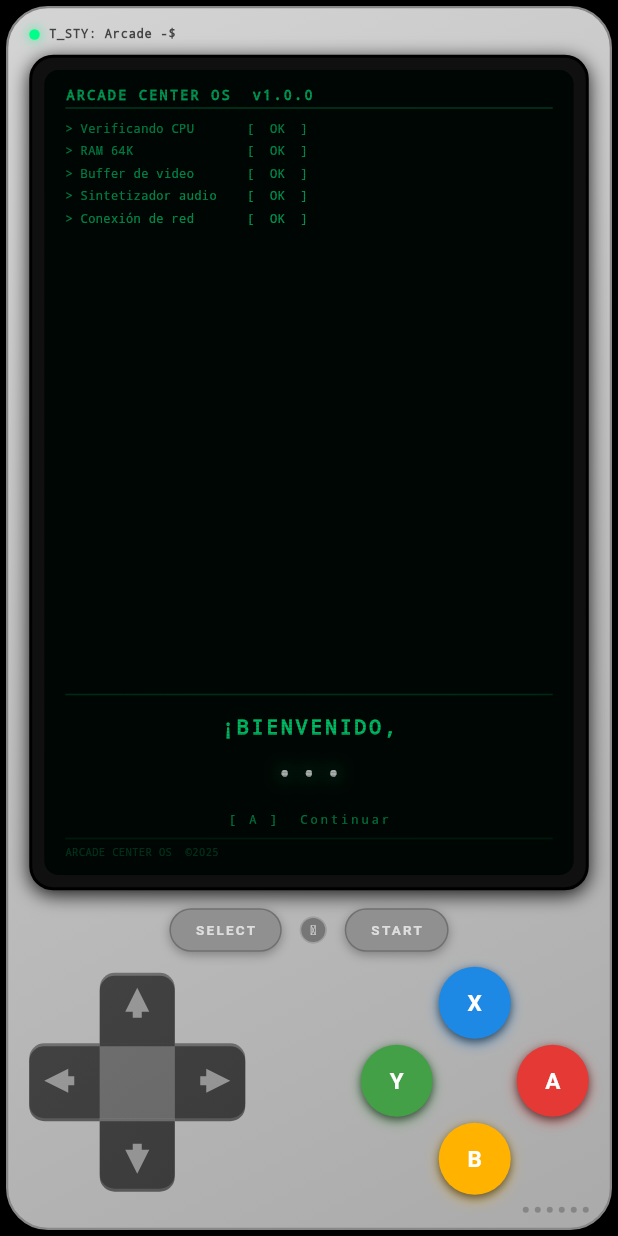
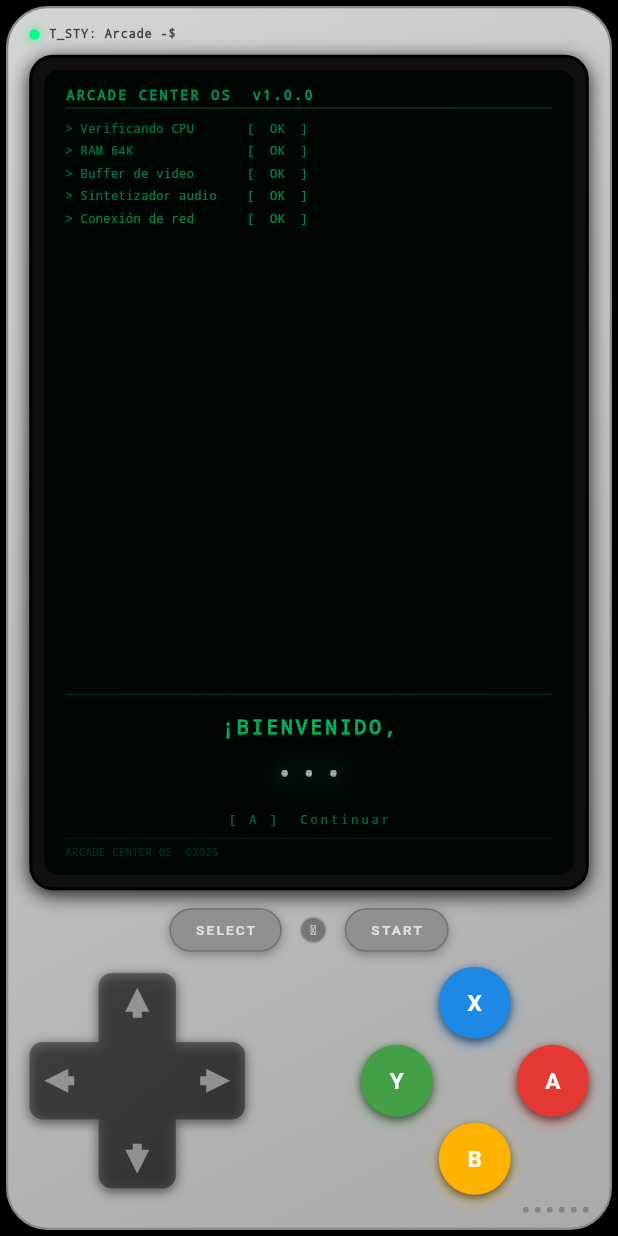
Before and after one commit to T-STY/T_STY_CLICK, a Flutter app: the ArcadeCenterScreen screen opened directly with empty values, after a tap on an icon or button, on a phone screen of 412 x 824 dp. Run offline on Flutter 3.47's test engine with Material 3 defaults, Android fonts, the phone set to English and light mode, and no system bars; our stand-ins replace cached_network_image, cloud_firestore, connectivity_plus, firebase_auth, firebase_core, firebase_remote_config and 9 more; missing offline and left inert: algolia, firebase_app_check, slide_to_act_reborn; accounts and stored records are empty; Roboto replaces fonts that are missing (Grodita); project files that could hold a hidden picture were left out.

Commit message:
fix: one-piece cross d-pad, remove colorful style, smarter bots
D-pad:
- Rewrite _CrossDPadPainter using Path.combine(PathOperation.union) on two
  rounded rectangles — produces a true one-piece cross shape with natural
  concave junctions at the arm intersections, matching real controller d-pads
- Per-arm highlight now uses canvas.clipPath(cross) so colour never bleeds
  outside the shape
- Remove DPadStyle enum, _ColorfulDPadPainter, and the DPAD STYLE settings
  group entirely (totalOpts 24→22, settingKeys 24→22)

Bots:
- Add 10-tick startup phase (alternates A / Start) to clear start screens
  before game-specific logic runs — stops bots dying on the title overlay
- Snake: replace simple right-loop with a 36-step rectangular-band pattern
  (right×14 → down×4 → left×14 → up×4) that survives much longer
- All other games: shift to t=tick-10 offset and tune intervals

https://claude.ai/code/session_0178a1dsTRKubJbXYPxsd2qx

```diff
--- a/lib/app/game/arcade_center_screen.dart
+++ b/lib/app/game/arcade_center_screen.dart
@@ -27,7 +27,6 @@ enum ColorTheme     { greenPhosphor, amberRetro, cyanCrypto, infernalRed }
 enum ButtonLayout   { snes, xbox, ps4 }
 enum ButtonDisplay  { solid, blackout, clear }
 enum AppLanguage   { spanish, english }
-enum DPadStyle     { classic, colorful }
 
 // Per-position button definition (label + color + underlying ArcadeButton)
 class _BtnDef {
@@ -201,7 +200,7 @@ class _ArcadeCenterScreenState extends State<ArcadeCenterScreen> {
   int _selectedIndex = 0;
   int _hubCategory = 1;   // 0=reciente, 1=biblioteca, 2=perfil, 3=config
   final ScrollController _carouselCtrl = ScrollController();
-  final List<GlobalKey> _settingKeys = List.generate(24, (_) => GlobalKey());
+  final List<GlobalKey> _settingKeys = List.generate(22, (_) => GlobalKey());
   int? _lastPlayedIndex;
   ArcadeGameDef? _activeGame;
   final List<int> _highScores = List.filled(12, 0);
@@ -216,7 +215,6 @@ class _ArcadeCenterScreenState extends State<ArcadeCenterScreen> {
   ButtonDisplay  _buttonDisplay  = ButtonDisplay.solid;
   int            _settingsCursor = 0;
   AppLanguage    _language       = AppLanguage.spanish;
-  DPadStyle      _dpadStyle      = DPadStyle.classic;
   bool _headerFocused = true;  // true = d-pad navigates category tabs; false = navigates content
 
   // Theme accent colour (used everywhere terminal-green currently is)
@@ -430,8 +428,6 @@ class _ArcadeCenterScreenState extends State<ArcadeCenterScreen> {
             orElse: () => oldBlackout ? ButtonDisplay.blackout : ButtonDisplay.solid);
         _language = AppLanguage.values.firstWhere(
             (e) => e.name == d['language'], orElse: () => AppLanguage.spanish);
-        _dpadStyle = DPadStyle.values.firstWhere(
-            (e) => e.name == d['dpadStyle'], orElse: () => DPadStyle.classic);
       });
       _applyOrientation();
     } catch (_) { _applyOrientation(); }
@@ -449,7 +445,6 @@ class _ArcadeCenterScreenState extends State<ArcadeCenterScreen> {
         'buttonLayout': _buttonLayout.name,
         'buttonDisplay': _buttonDisplay.name,
         'language': _language.name,
-        'dpadStyle': _dpadStyle.name,
       });
     } catch (_) {}
   }
@@ -485,9 +480,6 @@ class _ArcadeCenterScreenState extends State<ArcadeCenterScreen> {
         // LANGUAGE (20-21)
         case 20: _language = AppLanguage.spanish;
         case 21: _language = AppLanguage.english;
-        // DPAD STYLE (22-23)
-        case 22: _dpadStyle = DPadStyle.classic;
-        case 23: _dpadStyle = DPadStyle.colorful;
       }
     });
     _savePreferences();
@@ -520,8 +512,6 @@ class _ArcadeCenterScreenState extends State<ArcadeCenterScreen> {
       case 19: return _buttonDisplay == ButtonDisplay.clear;
       case 20: return _language == AppLanguage.spanish;
       case 21: return _language == AppLanguage.english;
-      case 22: return _dpadStyle == DPadStyle.classic;
-      case 23: return _dpadStyle == DPadStyle.colorful;
       default: return false;
     }
   }
@@ -541,7 +531,7 @@ class _ArcadeCenterScreenState extends State<ArcadeCenterScreen> {
     }
 
     if (_activeGame == null) {
-      const totalOpts = 24; // 3+7+4+3+3+2+2 = 24 settings rows
+      const totalOpts = 22; // 3+7+4+3+3+2 = 22 settings rows
 
       if (_headerFocused) {
         // ── Header level: L/R switches tab, DOWN enters content ─────────────
@@ -1620,10 +1610,6 @@ class _ArcadeCenterScreenState extends State<ArcadeCenterScreen> {
           opt('Español'),
           opt('English'),
         ]),
-        _settingGroup(_t('ESTILO DPAD', 'DPAD STYLE'), [
-          opt(_t('Clásico', 'Classic')),
-          opt(_t('Colorido', 'Colorful')),
-        ]),
         const SizedBox(height: 6),
         Row(children: [
           Text('▲▼ ${_t('navegar', 'navigate')}  ', style: TextStyle(
@@ -1877,8 +1863,7 @@ class _ArcadeCenterScreenState extends State<ArcadeCenterScreen> {
   Widget _buildDPad() => _ConsoleDPad(
       controller: _ctrl,
       joystick: _activeGame?.supportsDiagonal ?? false,
-      accent: _accent,
-      dpadStyle: _dpadStyle);
+      accent: _accent);
 
   Widget _buildABXYCluster({double size = 48.0}) {
     final btnSize = size;
@@ -1954,56 +1939,80 @@ class _HeroDemoGameState extends State<_HeroDemoGame> {
   }
 
   void _botPlay() {
-    // Release everything first
     for (final b in ArcadeButton.values) _bot.release(b);
+
+    // Phase 0 — alternate A / Start for the first 10 ticks to get past start screens
+    if (_tick <= 10) {
+      if (_tick % 2 == 0) _bot.press(ArcadeButton.a);
+      else _bot.press(ArcadeButton.start);
+      return;
+    }
+
+    final t = _tick - 10; // tick index after startup
     switch (widget.game.id) {
       case 'flappy':
-        if (_tick % 13 < 3) _bot.press(ArcadeButton.a);
-      case 'runner':
-        if (_tick % 18 < 3) _bot.press(ArcadeButton.a);
+        // Flap every ~7 ticks (840 ms) — steady rhythm keeps bird airborne
+        if (t % 7 < 2) _bot.press(ArcadeButton.a);
       case 'tetris':
-        final phase = _tick % 10;
-        if (phase < 2)      _bot.press(ArcadeButton.left);
-        else if (phase < 4) _bot.press(ArcadeButton.right);
-        else if (phase == 5) _bot.press(ArcadeButton.a);
-        if (_tick % 22 < 2) _bot.press(ArcadeButton.down);
+        // Nudge pieces left/right and rotate; occasional soft-drop
+        final phase = t % 14;
+        if (phase < 3)       _bot.press(ArcadeButton.left);
+        else if (phase < 6)  _bot.press(ArcadeButton.right);
+        else if (phase == 7) _bot.press(ArcadeButton.a); // rotate
+        if (t % 30 < 2)      _bot.press(ArcadeButton.down);
       case 'snake':
-        const dirs = [ArcadeButton.right, ArcadeButton.right, ArcadeButton.down,
-            ArcadeButton.right, ArcadeButton.up,  ArcadeButton.right];
-        _bot.press(dirs[(_tick ~/ 9) % dirs.length]);
+        // Rectangular band — right×14, down×4, left×14, up×4, repeat
+        // Keeps snake in a horizontal strip and avoids immediate wall death
+        const _snakePattern = [
+          ArcadeButton.right, ArcadeButton.right, ArcadeButton.right, ArcadeButton.right,
+          ArcadeButton.right, ArcadeButton.right, ArcadeButton.right, ArcadeButton.right,
+          ArcadeButton.right, ArcadeButton.right, ArcadeButton.right, ArcadeButton.right,
+          ArcadeButton.right, ArcadeButton.right,
+          ArcadeButton.down, ArcadeButton.down, ArcadeButton.down, ArcadeButton.down,
+          ArcadeButton.left, ArcadeButton.left, ArcadeButton.left, ArcadeButton.left,
+          ArcadeButton.left, ArcadeButton.left, ArcadeButton.left, ArcadeButton.left,
+          ArcadeButton.left, ArcadeButton.left, ArcadeButton.left, ArcadeButton.left,
+          ArcadeButton.left, ArcadeButton.left,
+          ArcadeButton.up, ArcadeButton.up, ArcadeButton.up, ArcadeButton.up,
+        ];
+        _bot.press(_snakePattern[t % _snakePattern.length]);
       case 'shooter':
-        _bot.press(ArcadeButton.a);
-        final ph = _tick % 18;
-        if (ph < 5) _bot.press(ArcadeButton.left);
-        else if (ph < 10) _bot.press(ArcadeButton.right);
+        _bot.press(ArcadeButton.a); // always shooting
+        final ph = t % 20;
+        if (ph < 7)       _bot.press(ArcadeButton.left);
+        else if (ph < 14) _bot.press(ArcadeButton.right);
       case 'maze':
-        const d = [ArcadeButton.right, ArcadeButton.down, ArcadeButton.left, ArcadeButton.up];
-        _bot.press(d[(_tick ~/ 14) % d.length]);
+        // Hold each direction long enough to traverse a corridor
+        const _mazeDirs = [ArcadeButton.right, ArcadeButton.down,
+            ArcadeButton.left, ArcadeButton.up];
+        _bot.press(_mazeDirs[(t ~/ 20) % _mazeDirs.length]);
       case 'hopper':
-        if (_tick % 14 < 3) _bot.press(ArcadeButton.up);
-        else if ((_tick ~/ 14) % 3 == 1) _bot.press(ArcadeButton.left);
-        else if ((_tick ~/ 14) % 3 == 2) _bot.press(ArcadeButton.right);
+        // Hop up frequently; dodge left/right in between
+        if (t % 10 < 3)              _bot.press(ArcadeButton.up);
+        else if ((t ~/ 10) % 4 == 1) _bot.press(ArcadeButton.left);
+        else if ((t ~/ 10) % 4 == 3) _bot.press(ArcadeButton.right);
       case 'breakout':
       case 'pong':
-        if ((_tick ~/ 13) % 2 == 0) _bot.press(ArcadeButton.left);
+        if ((t ~/ 13) % 2 == 0) _bot.press(ArcadeButton.left);
         else _bot.press(ArcadeButton.right);
       case 'raycaster':
+        // Walk forward constantly; sweep right now and then; fire regularly
         _bot.press(ArcadeButton.up);
-        if (_tick % 22 < 5) _bot.press(ArcadeButton.right);
-        if (_tick % 45 < 3) _bot.press(ArcadeButton.a);
+        if (t % 35 < 10) _bot.press(ArcadeButton.right);
+        if (t % 12 < 3)  _bot.press(ArcadeButton.a);
       case 'match3':
-        final p2 = _tick % 16;
-        if (p2 < 4) _bot.press(ArcadeButton.right);
-        else if (p2 < 8) _bot.press(ArcadeButton.down);
-        else if (p2 < 10) _bot.press(ArcadeButton.a);
+        final p2 = t % 22;
+        if (p2 < 5)       _bot.press(ArcadeButton.right);
+        else if (p2 < 10) _bot.press(ArcadeButton.down);
+        else if (p2 < 12) _bot.press(ArcadeButton.a);
       case 'logic':
-        final p3 = _tick % 20;
-        if (p3 < 4)  _bot.press(ArcadeButton.right);
-        else if (p3 < 8) _bot.press(ArcadeButton.down);
-        else if (p3 < 10) _bot.press(ArcadeButton.a);
+        final p3 = t % 26;
+        if (p3 < 5)       _bot.press(ArcadeButton.right);
+        else if (p3 < 10) _bot.press(ArcadeButton.down);
+        else if (p3 < 12) _bot.press(ArcadeButton.a);
       default:
         const ds = [ArcadeButton.right, ArcadeButton.down, ArcadeButton.left, ArcadeButton.up];
-        _bot.press(ds[(_tick ~/ 10) % ds.length]);
+        _bot.press(ds[(t ~/ 12) % ds.length]);
     }
   }
 
@@ -2562,10 +2571,8 @@ class _ConsoleDPad extends StatefulWidget {
   final bool joystick;
   final double size;
   final Color accent;
-  final DPadStyle dpadStyle;
   const _ConsoleDPad({required this.controller, this.joystick = false,
-      this.size = 144, this.accent = const Color(0xFF00FF88),
-      this.dpadStyle = DPadStyle.classic});
+      this.size = 144, this.accent = const Color(0xFF00FF88)});
   @override State<_ConsoleDPad> createState() => _ConsoleDPadState();
 }
 
@@ -2629,9 +2636,7 @@ class _ConsoleDPadState extends State<_ConsoleDPad> {
         size: Size(widget.size, widget.size),
         painter: widget.joystick
             ? _RoundDPadPainter(active: _active, accent: widget.accent)
-            : widget.dpadStyle == DPadStyle.colorful
-                ? _ColorfulDPadPainter(active: _active, accent: widget.accent)
-                : _CrossDPadPainter(active: _active, accent: widget.accent),
+            : _CrossDPadPainter(active: _active, accent: widget.accent),
       ),
     );
   }
@@ -2650,77 +2655,86 @@ class _CrossDPadPainter extends CustomPainter {
 
   bool _lit(ArcadeButton b) => active.contains(b);
 
+  // Build one-piece cross via union of two rounded rectangles.
+  // The rounded corners of each bar create natural concave junctions — exactly
+  // how a real injection-moulded d-pad looks.
+  Path _crossPath(Size size) {
+    final cx = size.width / 2, cy = size.height / 2;
+    final arm = size.width * 0.36;
+    final half = arm / 2;
+    const r = 9.0;
+    final horiz = Path()..addRRect(RRect.fromRectAndRadius(
+        Rect.fromLTWH(0, cy - half, size.width, arm), Radius.circular(r)));
+    final vert  = Path()..addRRect(RRect.fromRectAndRadius(
+        Rect.fromLTWH(cx - half, 0, arm, size.height), Radius.circular(r)));
+    return Path.combine(PathOperation.union, horiz, vert);
+  }
+
   @override
   void paint(Canvas canvas, Size size) {
     final cx = size.width / 2, cy = size.height / 2;
-    const arm = 50.0, half = arm / 2;
-    const r = 10.0;
+    final arm = size.width * 0.36;
+    final half = arm / 2;
     final p = Paint()..isAntiAlias = true;
-
-    // ── Outer subtle glow ring when any button pressed ─────────────────────────
+    final cross = _crossPath(size);
+
+    // Outer accent glow when any button active
     if (active.isNotEmpty) {
-      p.color = accent.withOpacity(0.10);
-      p.maskFilter = const MaskFilter.blur(BlurStyle.normal, 12);
-      canvas.drawCircle(Offset(cx, cy), size.width * 0.45, p);
+      p..color = accent.withOpacity(0.13)
+        ..maskFilter = const MaskFilter.blur(BlurStyle.normal, 14);
+      canvas.drawPath(cross, p);
       p.maskFilter = null;
     }
 
-    void drawArm(Rect rect, {double tl=0,double tr=0,double bl=0,double br=0, ArcadeButton? btn}) {
-      final isLit = btn != null && _lit(btn);
-      // Shadow/depth
-      p.color = Colors.black.withOpacity(0.50);
-      canvas.drawRRect(RRect.fromRectAndCorners(rect.shift(const Offset(0, 2)),
-          topLeft: Radius.circular(tl), topRight: Radius.circular(tr),
-          bottomLeft: Radius.circular(bl), bottomRight: Radius.circular(br)), p);
-      // Base
-      if (isLit) {
-        p.shader = LinearGradient(begin: Alignment.topLeft, end: Alignment.bottomRight,
-            colors: [accent.withOpacity(0.85), accent.withOpacity(0.55)]
-        ).createShader(rect);
-      } else {
-        p.shader = const LinearGradient(begin: Alignment.topLeft, end: Alignment.bottomRight,
-            colors: [Color(0xFF2A2A2A), Color(0xFF181818)]
-        ).createShader(Rect.fromLTWH(0, 0, 200, 200));
-      }
-      canvas.drawRRect(RRect.fromRectAndCorners(rect,
-          topLeft: Radius.circular(tl), topRight: Radius.circular(tr),
-          bottomLeft: Radius.circular(bl), bottomRight: Radius.circular(br)), p);
+    // Drop shadow
+    p..color = Colors.black.withOpacity(0.55)
+      ..maskFilter = const MaskFilter.blur(BlurStyle.normal, 4);
+    canvas.save();
+    canvas.translate(0, 2);
+    canvas.drawPath(cross, p);
+    canvas.restore();
+    p.maskFilter = null;
+
+    // Base fill — single gradient across the whole cross (one piece)
+    p.shader = const LinearGradient(
+      begin: Alignment.topLeft, end: Alignment.bottomRight,
+      colors: [Color(0xFF2E2E2E), Color(0xFF171717)],
+    ).createShader(Rect.fromLTWH(0, 0, size.width, size.height));
+    canvas.drawPath(cross, p);
+    p.shader = null;
+
+    // Per-arm highlight — clip to cross so it never bleeds outside the shape
+    canvas.save();
+    canvas.clipPath(cross);
+    final armRects = {
+      ArcadeButton.up:    Rect.fromLTWH(cx - half, 0,   arm, cy),
+      ArcadeButton.down:  Rect.fromLTWH(cx - half, cy,  arm, cy),
+      ArcadeButton.left:  Rect.fromLTWH(0,  cy - half,  cx,  arm),
+      ArcadeButton.right: Rect.fromLTWH(cx, cy - half,  cx,  arm),
+    };
+    for (final entry in armRects.entries) {
+      if (!_lit(entry.key)) continue;
+      p.shader = LinearGradient(
+        begin: Alignment.topLeft, end: Alignment.bottomRight,
+        colors: [accent.withOpacity(0.90), accent.withOpacity(0.50)],
+      ).createShader(entry.value);
+      canvas.drawRect(entry.value, p);
       p.shader = null;
-      // Accent inner glow when lit
-      if (isLit) {
-        p..color = accent.withOpacity(0.30)
-          ..maskFilter = const MaskFilter.blur(BlurStyle.normal, 6);
-        canvas.drawRRect(RRect.fromRectAndCorners(rect,
-            topLeft: Radius.circular(tl), topRight: Radius.circular(tr),
-            bottomLeft: Radius.circular(bl), bottomRight: Radius.circular(br)), p);
-        p.maskFilter = null;
-      }
     }
-
-    // Draw four arms — exact edges, no overlap
-    drawArm(Rect.fromLTWH(cx - half, 0, arm, cy - half),
-        tl: r, tr: r, btn: ArcadeButton.up);
-    drawArm(Rect.fromLTWH(cx - half, cy + half, arm, cy - half),
-        bl: r, br: r, btn: ArcadeButton.down);
-    drawArm(Rect.fromLTWH(0, cy - half, cx - half, arm),
-        tl: r, bl: r, btn: ArcadeButton.left);
-    drawArm(Rect.fromLTWH(cx + half, cy - half, cx - half, arm),
-        tr: r, br: r, btn: ArcadeButton.right);
-
-    // Centre fill — same gradient as arms, no hub circle
-    p.shader = const LinearGradient(begin: Alignment.topLeft, end: Alignment.bottomRight,
-        colors: [Color(0xFF2A2A2A), Color(0xFF181818)]
-    ).createShader(Rect.fromLTWH(0, 0, 200, 200));
-    canvas.drawRect(Rect.fromLTWH(cx - half, cy - half, arm, arm), p);
-    p.shader = null;
+    canvas.restore();
+
+    // Thin surface rim
+    p..color = Colors.white.withOpacity(0.08)
+      ..style = PaintingStyle.stroke
+      ..strokeWidth = 1.0;
+    canvas.drawPath(cross, p);
+    p.style = PaintingStyle.fill;
 
     // ── Chevron arrows ─────────────────────────────────────────────────────────
     void drawChevron(List<Offset> pts, ArcadeButton btn) {
       final isLit = _lit(btn);
       p.color = isLit ? accent : Colors.white.withOpacity(0.45);
-      if (isLit) {
-        p.maskFilter = MaskFilter.blur(BlurStyle.normal, 3);
-      }
+      if (isLit) p.maskFilter = MaskFilter.blur(BlurStyle.normal, 3);
       final path = Path()..moveTo(pts[0].dx, pts[0].dy);
       for (int i = 1; i < pts.length; i++) path.lineTo(pts[i].dx, pts[i].dy);
       path.close();
@@ -2748,98 +2762,6 @@ class _CrossDPadPainter extends CustomPainter {
         Offset(size.width - 30, cy + 3), Offset(size.width - 26, cy + 3),
         Offset(size.width - 26, cy + 8)],
         ArcadeButton.right);
-  }
-}
-
-// ─── Colorful 4-segment D-pad (Switch-style) ─────────────────────────────────
-
-class _ColorfulDPadPainter extends CustomPainter {
-  final Set<ArcadeButton> active;
-  final Color accent;
-  const _ColorfulDPadPainter({required this.active, this.accent = const Color(0xFF00FF88)});
-
-  @override
-  bool shouldRepaint(_ColorfulDPadPainter o) =>
-      o.active.length != active.length || !o.active.containsAll(active) || o.accent != accent;
-
-  bool _lit(ArcadeButton b) => active.contains(b);
-
-  @override
-  void paint(Canvas canvas, Size size) {
-    final cx = size.width / 2, cy = size.height / 2;
-    final R = size.width / 2;
-    final p = Paint()..isAntiAlias = true;
-
-    // Dark circle background
-    p.color = const Color(0xFF1A1A1A);
-    canvas.drawCircle(Offset(cx, cy), R - 1, p);
-    p..color = Colors.black.withOpacity(0.60)..style = PaintingStyle.stroke..strokeWidth = 2;
-    canvas.drawCircle(Offset(cx, cy), R - 1, p);
-    p.style = PaintingStyle.fill;
-
-    // Segment colors: up=blue, left=green, right=red, down=yellow
-    final segColors = {
-      ArcadeButton.up:    const Color(0xFF2A7FD0),
-      ArcadeButton.left:  const Color(0xFF3DAA4A),
-      ArcadeButton.right: const Color(0xFFCC3333),
-      ArcadeButton.down:  const Color(0xFFDDAA00),
-    };
-    final segAngles = {
-      ArcadeButton.up:    -pi / 2,
-      ArcadeButton.right: 0.0,
-      ArcadeButton.down:  pi / 2,
-      ArcadeButton.left:  pi,
-    };
-
-    // Draw each segment as a "house" shape (rounded pentagon)
-    for (final btn in [ArcadeButton.up, ArcadeButton.right, ArcadeButton.down, ArcadeButton.left]) {
-      final isLit = _lit(btn);
-      final baseColor = segColors[btn]!;
-      final angle = segAngles[btn]!;
-      final color = isLit ? baseColor : baseColor.withOpacity(0.75);
-
-      canvas.save();
-      canvas.translate(cx, cy);
-      canvas.rotate(angle);
-
-      // Pentagon segment clipped to quarter-circle
-      final segPath = Path();
-      const halfAngle = pi * 0.47;
-      segPath.moveTo(0, 0);
-      segPath.arcTo(Rect.fromCircle(center: Offset.zero, radius: R - 2),
-          -pi / 2 - halfAngle / 2, halfAngle, false);
-      segPath.close();
-
-      p.color = color;
-      canvas.drawPath(segPath, p);
-
-      // Lighter top-center highlight
-      p.color = Colors.white.withOpacity(isLit ? 0.25 : 0.12);
-      canvas.drawPath(segPath, p);
-
-      // Arrow triangle pointing outward
-      const arrowDist = 0.62;
-      const s = 7.0;
-      p.color = Colors.white.withOpacity(isLit ? 0.95 : 0.70);
-      if (isLit) {
-        p.maskFilter = const MaskFilter.blur(BlurStyle.normal, 3);
-      }
-      canvas.drawPath(Path()
-          ..moveTo(0, -(R * arrowDist))
-          ..lineTo(-s, -(R * arrowDist) + s * 1.5)
-          ..lineTo(s, -(R * arrowDist) + s * 1.5)
-          ..close(), p);
-      p.maskFilter = null;
-
-      canvas.restore();
-    }
-
-    // Center cap
-    p.color = const Color(0xFF1A1A1A);
-    canvas.drawCircle(Offset(cx, cy), R * 0.20, p);
-    p..color = Colors.white.withOpacity(0.08)..style = PaintingStyle.stroke..strokeWidth = 1;
-    canvas.drawCircle(Offset(cx, cy), R * 0.20, p);
-    p.style = PaintingStyle.fill;
   }
 }
 
```
